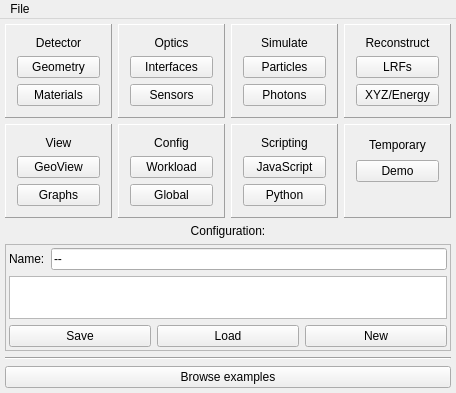
First picture: the form in ants3bundle/src/ants3/gui/mainwindow.ui, repository andrmor/ANTS3bundle, before the edit.
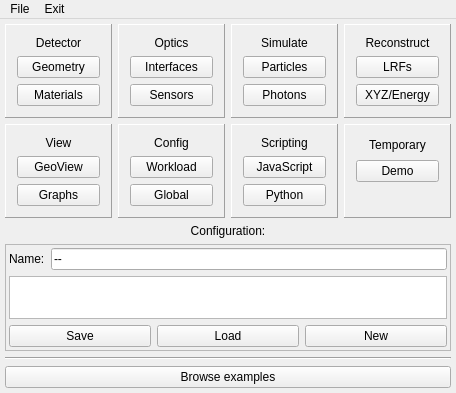
Second picture: the form after the edit. Icons and pictures are not drawn.

```diff
--- a/ants3bundle/src/ants3/gui/mainwindow.ui
+++ b/ants3bundle/src/ants3/gui/mainwindow.ui
@@ -518,9 +518,15 @@
     <addaction name="separator"/>
     <addaction name="actionLoad_last_config"/>
     <addaction name="separator"/>
-    <addaction name="actionExit"/>
+   </widget>
+   <widget class="QMenu" name="menuExit">
+    <property name="title">
+     <string>Exit</string>
+    </property>
+    <addaction name="actionClose_ants3"/>
    </widget>
    <addaction name="menuFile"/>
+   <addaction name="menuExit"/>
   </widget>
   <action name="actionSave_configuration">
    <property name="text">
```
Left out of the diff: 4 changed lines with no effect on the pictures.
